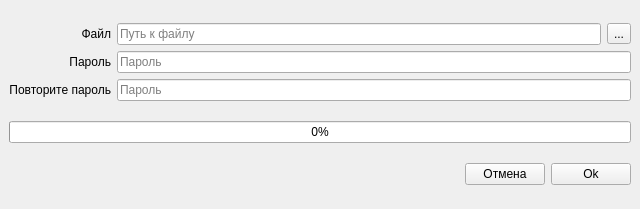
Before: the Qt Designer form ui_forms/progress_dialog.ui in derElektrobesen/spectro_viewer, drawn with Qt 5.
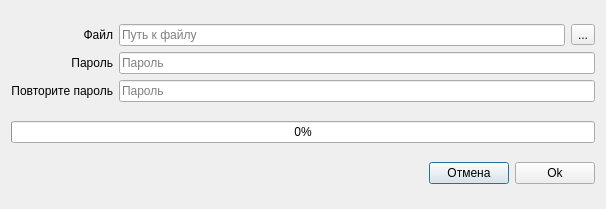
After: the same form once the commit is applied.

Commit message: Results dialog implemented

```diff
--- a/ui_forms/progress_dialog.ui
+++ b/ui_forms/progress_dialog.ui
@@ -1,7 +1,7 @@
 <?xml version="1.0" encoding="UTF-8"?>
 <ui version="4.0">
  <class>import_progres_dialog</class>
- <widget class="QMainWindow" name="import_progres_dialog">
+ <widget class="QDialog" name="import_progres_dialog">
   <property name="windowModality">
    <enum>Qt::WindowModal</enum>
   </property>
@@ -9,14 +9,16 @@
    <rect>
     <x>0</x>
     <y>0</y>
-    <width>640</width>
+    <width>606</width>
     <height>209</height>
    </rect>
   </property>
   <property name="windowTitle">
    <string>Импорт/экспорт базы данных</string>
   </property>
-  <widget class="QWidget" name="centralwidget">
+  <property name="modal">
+   <bool>true</bool>
+  </property>
    <layout class="QVBoxLayout" name="verticalLayout">
     <item>
      <layout class="QHBoxLayout" name="horizontalLayout_2">
@@ -143,7 +145,6 @@
      </layout>
     </item>
    </layout>
-  </widget>
  </widget>
  <tabstops>
   <tabstop>file_path_edt</tabstop>
```
Left out of the diff: 2 changed lines with no effect on the pictures. Lines whose indentation alone changed are shown as unchanged. The commit also changes 7 other files.
